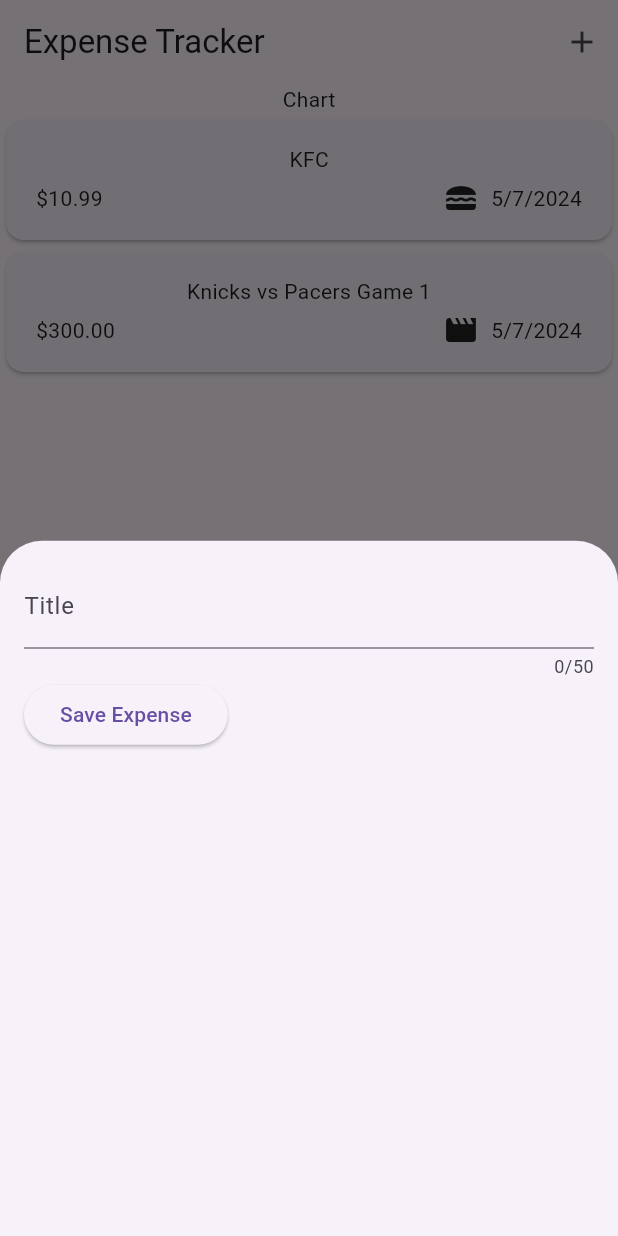
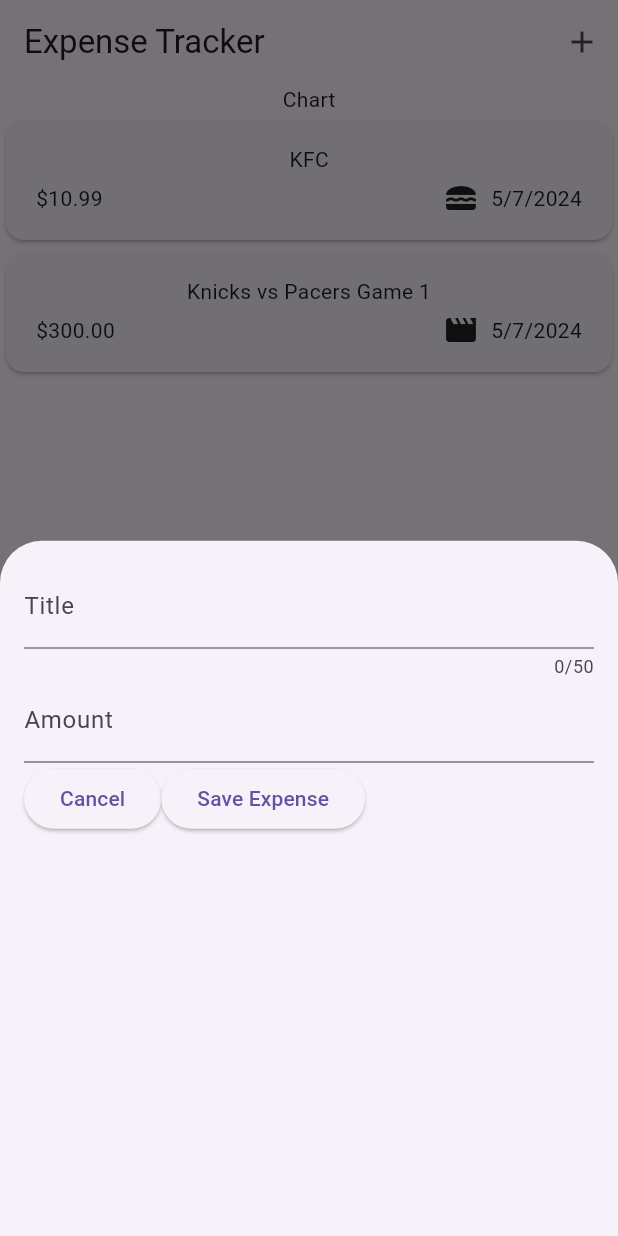
Before and after one commit to CharlesCoeder/expense_app, a Flutter app: the screen it shows after launch, after a tap on the "add" icon, on a phone screen of 412 x 824 dp. Run offline on Flutter 3.47's test engine with Material 3 defaults, Android fonts, the phone set to English and light mode, and no system bars.

Commit message:
Add amount input field and cancel button

```diff
--- a/lib/widgets/new_expense.dart
+++ b/lib/widgets/new_expense.dart
@@ -9,10 +9,12 @@ class NewExpense extends StatefulWidget {
 
 class _NewExpenseState extends State<NewExpense> {
   final _titleController = TextEditingController();
+  final _amountController = TextEditingController();
 
   @override
   void dispose() {
     _titleController.dispose();
+    _amountController.dispose();
     super.dispose();
   }
 
@@ -30,11 +32,25 @@ class _NewExpenseState extends State<NewExpense> {
               label: Text("Title"),
             ),
           ),
+          TextField(
+              controller: _amountController,
+              keyboardType: TextInputType.number,
+              decoration: const InputDecoration(
+                prefixText: '\$',
+                label: Text("Amount"),
+              )),
           Row(
             children: [
               ElevatedButton(
+                onPressed: () {
+                  Navigator.pop(context);
+                },
+                child: const Text("Cancel"),
+              ),
+              ElevatedButton(
                   onPressed: () {
                     print(_titleController.text);
+                    print(_amountController.text);
                   },
                   child: const Text("Save Expense")),
             ],
```
